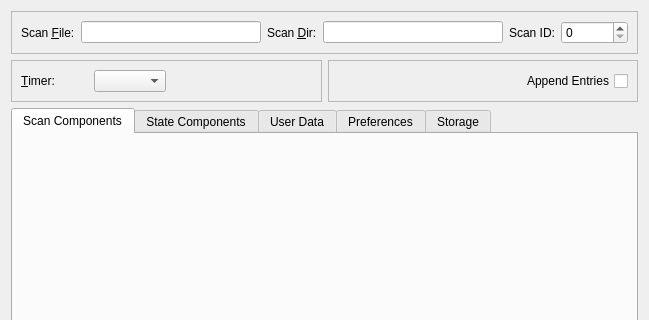
nexdatas/nxselector, file nxselector/ui/selector.ui: the form before one commit; both pictures show x 0 to 649 and y 0 to 320 of the 649 by 602 pixel window.
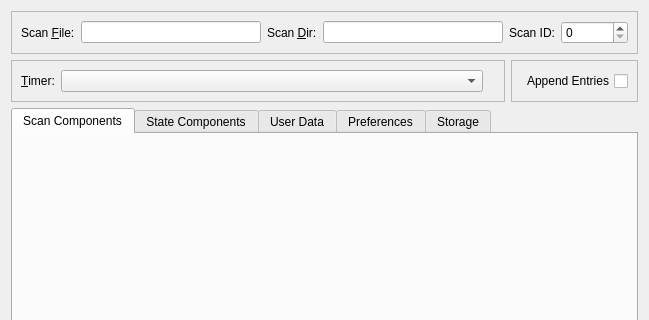
The form after the commit.

Commit message: changing timer layout

```diff
--- a/nxselector/ui/selector.ui
+++ b/nxselector/ui/selector.ui
@@ -85,9 +85,9 @@
          <property name="frameShadow">
           <enum>QFrame::Raised</enum>
          </property>
-         <layout class="QHBoxLayout" name="horizontalLayout_8">
+         <layout class="QHBoxLayout" name="horizontalLayout_8" stretch="0">
           <item>
-           <layout class="QHBoxLayout" name="horizontalLayout_4">
+           <layout class="QHBoxLayout" name="horizontalLayout_4" stretch="0,1,0,0">
             <item>
              <widget class="QLabel" name="mntTimerLabel">
               <property name="text">
```
